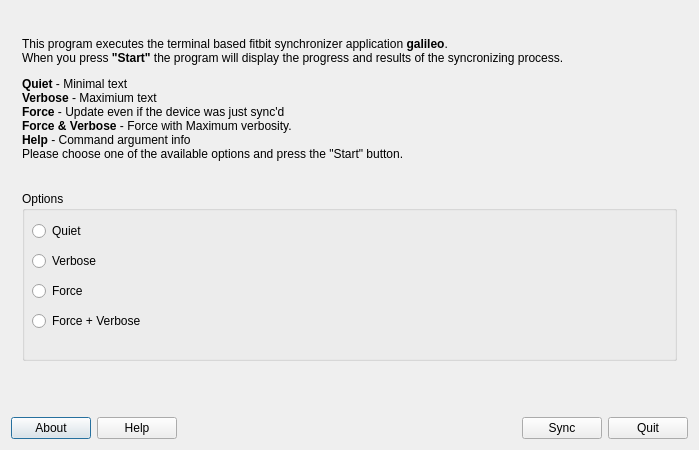
The window that dialog.ui (mikeinsantarosa/galileo-gui) describes before a commit, drawn with Qt 5.
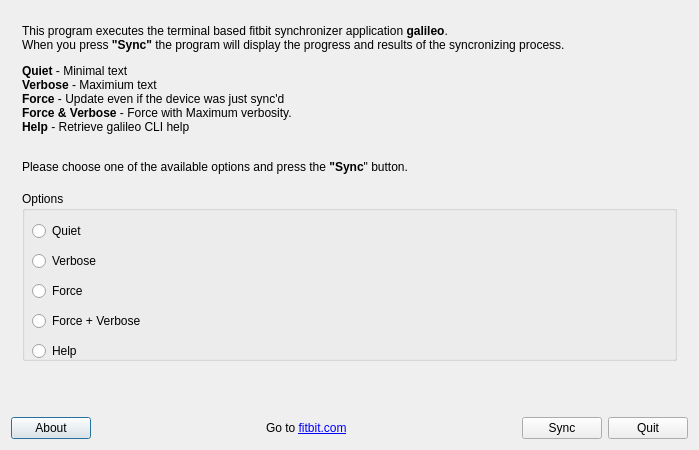
The same window after the commit. The open tabs and pages were chosen to show the change. Icons and pictures are not drawn.

Commit message: changed setting to .ini; added help function; added file header boilerplate

Diff of the .ui file:
```diff
--- a/dialog.ui
+++ b/dialog.ui
@@ -55,13 +55,14 @@
           </size>
          </property>
          <property name="text">
-          <string>&lt;html&gt;&lt;head/&gt;&lt;body&gt;This program executes the terminal based fitbit synchronizer application &lt;strong&gt;galileo&lt;/strong&gt;. &lt;br /&gt;When you press &lt;strong&gt;&amp;quot;Start&amp;quot;&lt;/strong&gt; the program will display the progress and results of the syncronizing process. &lt;p&gt;
+          <string>&lt;html&gt;&lt;head/&gt;&lt;body&gt;This program executes the terminal based fitbit synchronizer application &lt;strong&gt;galileo&lt;/strong&gt;. &lt;br /&gt;When you press &lt;strong&gt;&amp;quot;Sync&amp;quot;&lt;/strong&gt; the program will display the progress and results of the syncronizing process. &lt;p&gt;
 &lt;strong&gt;Quiet&lt;/strong&gt; - Minimal text&lt;br /&gt;
 &lt;strong&gt;Verbose&lt;/strong&gt; - Maximium text&lt;br /&gt;
 &lt;strong&gt;Force&lt;/strong&gt; - Update even if the device was just sync'd&lt;br /&gt;
 &lt;strong&gt;Force &amp;amp; Verbose&lt;/strong&gt; - Force with Maximum verbosity.&lt;br /&gt;
-&lt;strong&gt;Help &lt;/strong&gt;- Command argument info&lt;br /&gt;
-Please choose one of the available options and press the &amp;quot;Start&amp;quot; button.&lt;/p&gt;&lt;/body&gt;&lt;/html&gt;</string>
+&lt;strong&gt;Help&lt;/strong&gt; - Retrieve galileo CLI help&lt;br /&gt;&lt;p&gt;
+
+Please choose one of the available options and press the &lt;strong&gt;&amp;quot;Sync&lt;/strong&gt;&amp;quot; &lt;/strong&gt;button.&lt;/p&gt;&lt;/body&gt;&lt;/html&gt;</string>
          </property>
          <property name="wordWrap">
           <bool>true</bool>
@@ -144,6 +145,19 @@
            <string>Force + Verbose</string>
           </property>
          </widget>
+         <widget class="QRadioButton" name="radioHelp">
+          <property name="geometry">
+           <rect>
+            <x>10</x>
+            <y>150</y>
+            <width>107</width>
+            <height>20</height>
+           </rect>
+          </property>
+          <property name="text">
+           <string>Help</string>
+          </property>
+         </widget>
         </widget>
        </item>
        <item>
@@ -253,9 +267,22 @@
       </widget>
      </item>
      <item>
-      <widget class="QPushButton" name="btnHelp">
+      <spacer name="horizontalSpacer_2">
+       <property name="orientation">
+        <enum>Qt::Horizontal</enum>
+       </property>
+       <property name="sizeHint" stdset="0">
+        <size>
+         <width>40</width>
+         <height>20</height>
+        </size>
+       </property>
+      </spacer>
+     </item>
+     <item>
+      <widget class="QLabel" name="labelFitbit">
        <property name="text">
-        <string>Help</string>
+        <string>Go to &lt;a href=&quot;https://www.fitbit.com/activities&quot;&gt;fitbit.com&lt;/a&gt;</string>
        </property>
        <property name="icon">
         <iconset theme="help-contents">
```
Left out of the diff: 8 changed lines with no effect on the pictures. The commit also changes 5 other files.
